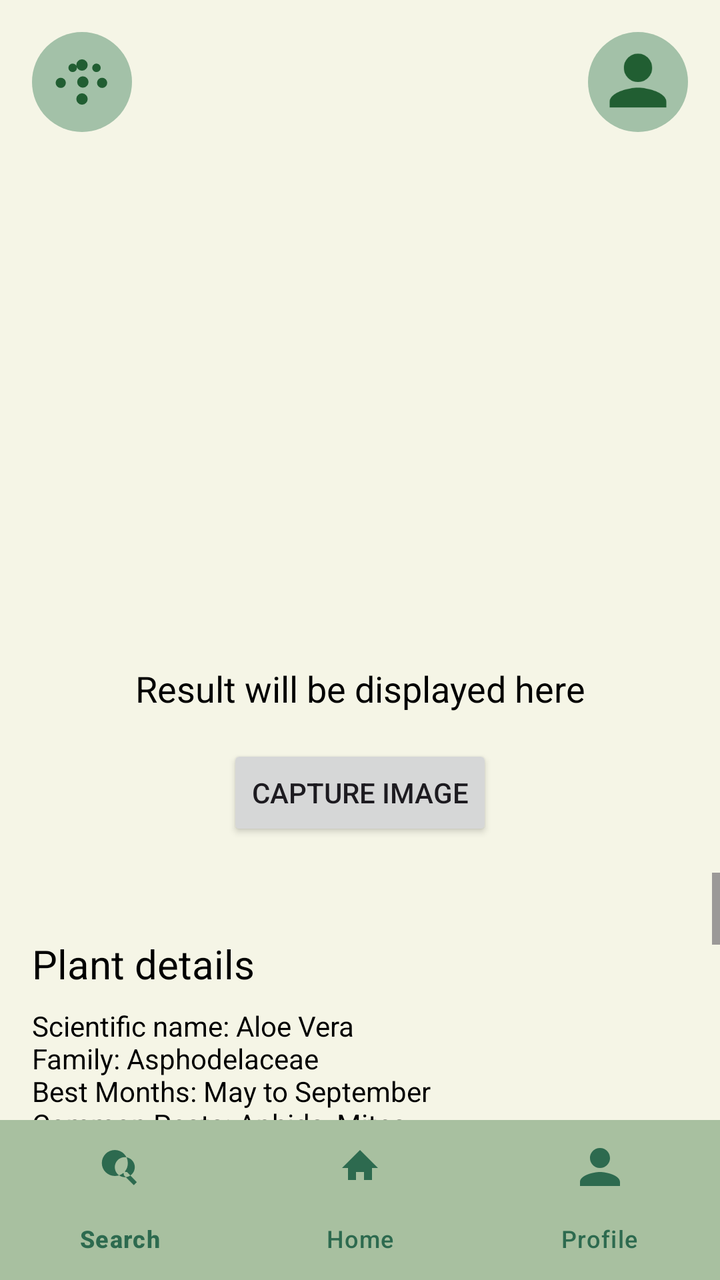
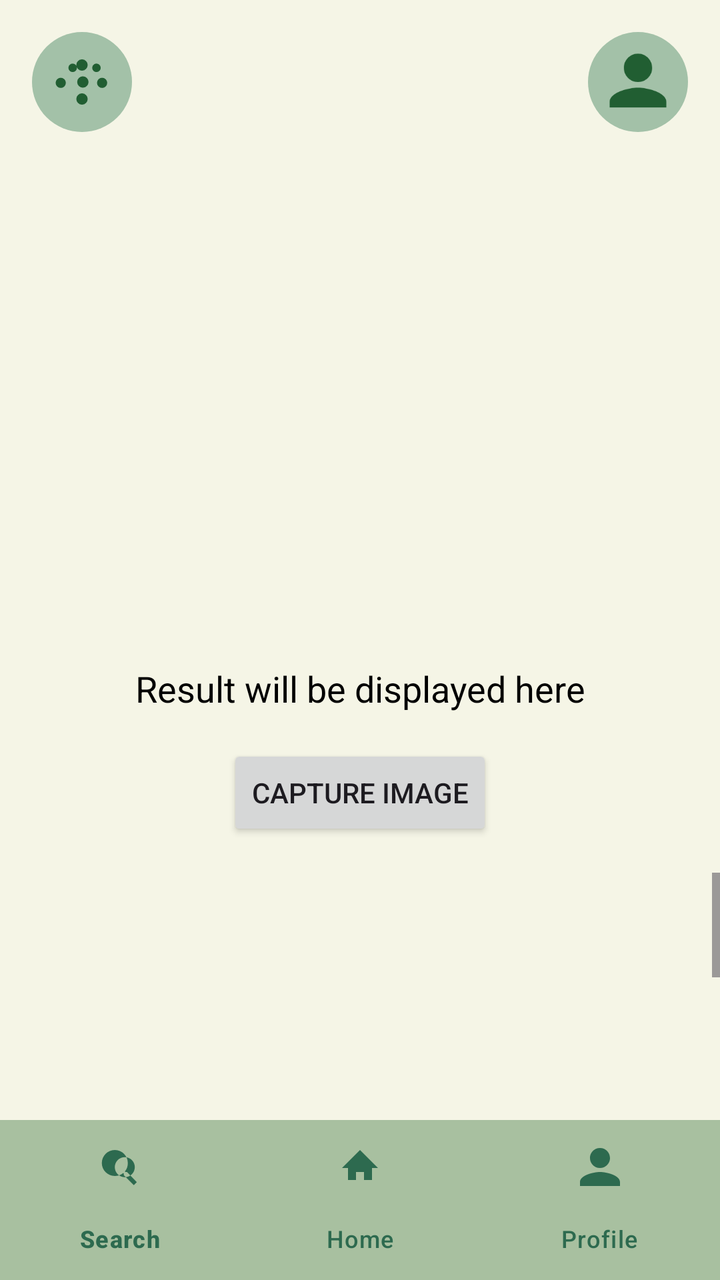

An Android layout rendered at two revisions. The XML below is the earlier revision; the diff shows what the commit changed to produce the second picture.
<!-- AndroidManifest.xml: application theme Theme.plantpal -->
<!-- res/layout/activity_main5.xml -->
<?xml version="1.0" encoding="utf-8"?>
<androidx.constraintlayout.widget.ConstraintLayout
    xmlns:android="http://schemas.android.com/apk/res/android"
    xmlns:app="http://schemas.android.com/apk/res-auto"
    xmlns:tools="http://schemas.android.com/tools"
    android:layout_width="match_parent"
    android:layout_height="match_parent"
    android:background="@color/cream"
    tools:context=".MainActivity">

    
    <ImageView
        android:id="@+id/topLeftIcon"
        android:layout_width="50dp"
        android:layout_height="50dp"
        android:background="@drawable/circle_background"
        android:padding="8dp"
        android:src="@drawable/ic_cluster"
        app:layout_constraintTop_toTopOf="parent"
        app:layout_constraintStart_toStartOf="parent"
        android:layout_margin="16dp"/>

    
    <ImageView
        android:id="@+id/topRightIcon"
        android:layout_width="50dp"
        android:layout_height="50dp"
        android:background="@drawable/circle_background"
        android:padding="8dp"
        android:src="@drawable/ic_profile"
        app:layout_constraintTop_toTopOf="parent"
        app:layout_constraintEnd_toEndOf="parent"
        android:layout_margin="16dp"/>

    
    <ImageView
        android:id="@+id/imageView"
        android:layout_width="200dp"
        android:layout_height="200dp"
        android:scaleType="centerCrop"
        app:layout_constraintTop_toBottomOf="@id/topLeftIcon"
        app:layout_constraintStart_toStartOf="parent"
        app:layout_constraintEnd_toEndOf="parent"
        android:layout_marginTop="50dp"/>

    
    <TextView
        android:id="@+id/resultTextView"
        android:layout_width="wrap_content"
        android:layout_height="wrap_content"
        android:text="Result will be displayed here"
        android:textSize="18sp"
        android:textColor="@android:color/black"
        android:gravity="center"
        app:layout_constraintTop_toBottomOf="@id/imageView"
        app:layout_constraintStart_toStartOf="parent"
        app:layout_constraintEnd_toEndOf="parent"
        android:layout_marginTop="16dp"/>

    
    <Button
        android:id="@+id/captureButton"
        android:layout_width="wrap_content"
        android:layout_height="wrap_content"
        android:text="Capture Image"
        app:layout_constraintTop_toBottomOf="@id/resultTextView"
        app:layout_constraintStart_toStartOf="parent"
        app:layout_constraintEnd_toEndOf="parent"
        android:layout_marginTop="16dp"/>

    
    <ScrollView
        android:id="@+id/scrollViewData"
        android:layout_width="0dp"
        android:layout_height="0dp"
        app:layout_constraintTop_toBottomOf="@id/captureButton"
        app:layout_constraintBottom_toTopOf="@id/bottomNav"
        app:layout_constraintStart_toStartOf="parent"
        app:layout_constraintEnd_toEndOf="parent"
        android:layout_marginTop="16dp">

        <LinearLayout
            android:layout_width="match_parent"
            android:layout_height="wrap_content"
            android:orientation="vertical"
            android:padding="16dp">

            
            <TextView
                android:id="@+id/plantDetails"
                android:layout_width="wrap_content"
                android:layout_height="wrap_content"
                android:text="Plant details"
                android:textSize="20sp"
                android:textColor="@android:color/black"
                android:layout_marginTop="16dp"/>

            <TextView
                android:layout_width="wrap_content"
                android:layout_height="wrap_content"
                android:text="Scientific name: Aloe Vera\nFamily: Asphodelaceae\nBest Months: May to September\nCommon Pests: Aphids, Mites\nGrowth height: 24 inches"
                android:textColor="@android:color/black"
                android:layout_marginTop="8dp"/>

            
            <TextView
                android:id="@+id/soilSection"
                android:layout_width="wrap_content"
                android:layout_height="wrap_content"
                android:text="Soil"
                android:textSize="20sp"
                android:textColor="@android:color/black"
                android:layout_marginTop="16dp"/>

            <TextView
                android:layout_width="wrap_content"
                android:layout_height="wrap_content"
                android:text="Soil Type: Sandy, well-draining\nMoisture: Dry"
                android:textColor="@android:color/black"
                android:layout_marginTop="8dp"/>

            
            <TextView
                android:id="@+id/environmentSection"
                android:layout_width="wrap_content"
                android:layout_height="wrap_content"
                android:text="Environment"
                android:textSize="20sp"
                android:textColor="@android:color/black"
                android:layout_marginTop="16dp"/>

            <TextView
                android:layout_width="wrap_content"
                android:layout_height="wrap_content"
                android:text="Temperature: 55-80°F (13-27°C)\nHumidity: Low"
                android:textColor="@android:color/black"
                android:layout_marginTop="8dp"/>

            
            <TextView
                android:id="@+id/healthIndicators"
                android:layout_width="wrap_content"
                android:layout_height="wrap_content"
                android:text="Good Health Indicators"
                android:textSize="20sp"
                android:textColor="@android:color/black"
                android:layout_marginTop="16dp"/>

            <TextView
                android:layout_width="wrap_content"
                android:layout_height="wrap_content"
                android:text="Glossy green leaves, strong stems, fragrant blooms, no black spots."
                android:textColor="@android:color/black"
                android:layout_marginTop="8dp"/>

        </LinearLayout>

    </ScrollView>

    
    <com.google.android.material.bottomnavigation.BottomNavigationView
        android:id="@+id/bottomNav"
        android:layout_width="match_parent"
        android:layout_height="wrap_content"
        android:background="@color/light_green"
        app:itemIconTint="@color/dark_green"
        app:itemTextColor="@color/dark_green"
        app:layout_constraintBottom_toBottomOf="parent"
        app:layout_constraintEnd_toEndOf="parent"
        app:layout_constraintStart_toStartOf="parent"
        app:menu="@menu/bottom_nav_menu" />

</androidx.constraintlayout.widget.ConstraintLayout>
<!-- resources referenced by this layout -->
<resources>
  <color name="cream">#F5F5E6</color>
  <color name="dark_green">#2D6A4F</color>
  <color name="light_green">#A8C0A0</color>
  <!-- drawable circle_background (drawable) -->
  <?xml version="1.0" encoding="utf-8"?>
  <shape xmlns:android="http://schemas.android.com/apk/res/android"
      android:shape="oval">
      <solid android:color="#A3C1A8" /> 
      <size android:width="50dp" android:height="50dp" />
  </shape>
  <!-- drawable ic_cluster (drawable) -->
  <?xml version="1.0" encoding="utf-8"?>
  <vector xmlns:android="http://schemas.android.com/apk/res/android"
      android:width="24dp"
      android:height="24dp"
      android:viewportWidth="24"
      android:viewportHeight="24">
      <path
          android:fillColor="#215E32"
          android:pathData="M12,4a2,2 0 1,0 0,4 2,2 0 0,0 0,-4zm4.2,1.8a1.5,1.5 0 1,0 2.1,2.1 1.5,1.5 0 0,0 -2.1,-2.1zm-8.4,0a1.5,1.5 0 1,0 2.1,2.1 1.5,1.5 0 0,0 -2.1,-2.1zm11.3,4.7a1.8,1.8 0 1,0 0,3.6 1.8,1.8 0 0,0 0,-3.6zm-14.6,0a1.8,1.8 0 1,0 0,3.6 1.8,1.8 0 0,0 0,-3.6zm5.8,1.5a2,2 0 1,0 4,0 2,2 0 0,0 -4,0zM12,16a2,2 0 1,0 0,4 2,2 0 0,0 0,-4z" />
  </vector>
  <!-- drawable ic_profile (drawable) -->
  <?xml version="1.0" encoding="utf-8"?>
  <vector xmlns:android="http://schemas.android.com/apk/res/android"
      android:width="24dp"
      android:height="24dp"
      android:viewportWidth="24"
      android:viewportHeight="24">
      <path
          android:fillColor="#215E32"
          android:pathData="M12,12c2.76,0 5,-2.24 5,-5S14.76,2 12,2 7,4.24 7,7s2.24,5 5,5zm0,2c-3.33,0 -10,1.67 -10,5v2h20v-2c0,-3.33 -6.67,-5 -10,-5z" />
  </vector>
  <style name="Theme.plantpal" parent="Base.Theme.plantpal" />
  <style name="Base.Theme.plantpal" parent="Theme.Material3.DayNight.NoActionBar">
          
          
      </style>
</resources>

<!-- the commit's change to res/layout/activity_main5.xml (unified diff, before → after) -->
@@ -6,9 +6,8 @@
     android:layout_width="match_parent"
     android:layout_height="match_parent"
     android:background="@color/cream"
-    tools:context=".MainActivity">
+    tools:context=".MainActivity5">
 
-    
     <ImageView
         android:id="@+id/topLeftIcon"
         android:layout_width="50dp"
@@ -18,9 +17,8 @@
         android:src="@drawable/ic_cluster"
         app:layout_constraintTop_toTopOf="parent"
         app:layout_constraintStart_toStartOf="parent"
-        android:layout_margin="16dp"/>
+        android:layout_margin="16dp" />
 
-    
     <ImageView
         android:id="@+id/topRightIcon"
         android:layout_width="50dp"
@@ -30,9 +28,8 @@
         android:src="@drawable/ic_profile"
         app:layout_constraintTop_toTopOf="parent"
         app:layout_constraintEnd_toEndOf="parent"
-        android:layout_margin="16dp"/>
+        android:layout_margin="16dp" />
 
-    
     <ImageView
         android:id="@+id/imageView"
         android:layout_width="200dp"
@@ -41,9 +38,8 @@
         app:layout_constraintTop_toBottomOf="@id/topLeftIcon"
         app:layout_constraintStart_toStartOf="parent"
         app:layout_constraintEnd_toEndOf="parent"
-        android:layout_marginTop="50dp"/>
+        android:layout_marginTop="50dp" />
 
-    
     <TextView
         android:id="@+id/resultTextView"
         android:layout_width="wrap_content"
@@ -55,9 +51,8 @@
         app:layout_constraintTop_toBottomOf="@id/imageView"
         app:layout_constraintStart_toStartOf="parent"
         app:layout_constraintEnd_toEndOf="parent"
-        android:layout_marginTop="16dp"/>
+        android:layout_marginTop="16dp" />
 
-    
     <Button
         android:id="@+id/captureButton"
         android:layout_width="wrap_content"
@@ -66,9 +61,8 @@
         app:layout_constraintTop_toBottomOf="@id/resultTextView"
         app:layout_constraintStart_toStartOf="parent"
         app:layout_constraintEnd_toEndOf="parent"
-        android:layout_marginTop="16dp"/>
+        android:layout_marginTop="16dp" />
 
-    
     <ScrollView
         android:id="@+id/scrollViewData"
         android:layout_width="0dp"
@@ -85,79 +79,97 @@
             android:orientation="vertical"
             android:padding="16dp">
 
-            
             <TextView
                 android:id="@+id/plantDetails"
-                android:layout_width="wrap_content"
+                android:layout_width="match_parent"
                 android:layout_height="wrap_content"
-                android:text="Plant details"
-                android:textSize="20sp"
+                android:textSize="16sp"
                 android:textColor="@android:color/black"
-                android:layout_marginTop="16dp"/>
+                android:layout_marginTop="8dp"
+                android:lineSpacingExtra="4dp" />
 
             <TextView
-                android:layout_width="wrap_content"
+                android:id="@+id/scientificName"
+                android:layout_width="match_parent"
                 android:layout_height="wrap_content"
-                android:text="Scientific name: Aloe Vera\nFamily: Asphodelaceae\nBest Months: May to September\nCommon Pests: Aphids, Mites\nGrowth height: 24 inches"
+                android:textSize="14sp"
                 android:textColor="@android:color/black"
-                android:layout_marginTop="8dp"/>
-
-            
-            <TextView
-                android:id="@+id/soilSection"
-                android:layout_width="wrap_content"
-                android:layout_height="wrap_content"
-                android:text="Soil"
-                android:textSize="20sp"
-                android:textColor="@android:color/black"
-                android:layout_marginTop="16dp"/>
+                android:layout_marginTop="4dp" />
 
             <TextView
-                android:layout_width="wrap_content"
+                android:id="@+id/family"
+                android:layout_width="match_parent"
                 android:layout_height="wrap_content"
-                android:text="Soil Type: Sandy, well-draining\nMoisture: Dry"
+                android:textSize="14sp"
                 android:textColor="@android:color/black"
-                android:layout_marginTop="8dp"/>
-
-            
-            <TextView
-                android:id="@+id/environmentSection"
-                android:layout_width="wrap_content"
-                android:layout_height="wrap_content"
-                android:text="Environment"
-                android:textSize="20sp"
-                android:textColor="@android:color/black"
-                android:layout_marginTop="16dp"/>
+                android:layout_marginTop="4dp" />
 
             <TextView
-                android:layout_width="wrap_content"
+                android:id="@+id/bestMonths"
+                android:layout_width="match_parent"
                 android:layout_height="wrap_content"
-                android:text="Temperature: 55-80°F (13-27°C)\nHumidity: Low"
+                android:textSize="14sp"
                 android:textColor="@android:color/black"
-                android:layout_marginTop="8dp"/>
+                android:layout_marginTop="4dp" />
 
-            
+            <TextView
+                android:id="@+id/commonPests"
+                android:layout_width="match_parent"
+                android:layout_height="wrap_content"
+                android:textSize="14sp"
+                android:textColor="@android:color/black"
+                android:layout_marginTop="4dp" />
+
+            <TextView
+                android:id="@+id/growthHeight"
+                android:layout_width="match_parent"
+                android:layout_height="wrap_content"
+                android:textSize="14sp"
+                android:textColor="@android:color/black"
+                android:layout_marginTop="4dp" />
+
+            <TextView
+                android:id="@+id/soilType"
+                android:layout_width="match_parent"
+                android:layout_height="wrap_content"
+                android:textSize="14sp"
+                android:textColor="@android:color/black"
+                android:layout_marginTop="4dp" />
+
+            <TextView
+                android:id="@+id/moisture"
+                android:layout_width="match_parent"
+                android:layout_height="wrap_content"
+                android:textSize="14sp"
+                android:textColor="@android:color/black"
+                android:layout_marginTop="4dp" />
+
+            <TextView
+                android:id="@+id/temperature"
+                android:layout_width="match_parent"
+                android:layout_height="wrap_content"
+                android:textSize="14sp"
+                android:textColor="@android:color/black"
+                android:layout_marginTop="4dp" />
+
+            <TextView
+                android:id="@+id/humidity"
+                android:layout_width="match_parent"
+                android:layout_height="wrap_content"
+                android:textSize="14sp"
+                android:textColor="@android:color/black"
+                android:layout_marginTop="4dp" />
+
             <TextView
                 android:id="@+id/healthIndicators"
-                android:layout_width="wrap_content"
+                android:layout_width="match_parent"
                 android:layout_height="wrap_content"
-                android:text="Good Health Indicators"
-                android:textSize="20sp"
+                android:textSize="14sp"
                 android:textColor="@android:color/black"
-                android:layout_marginTop="16dp"/>
-
-            <TextView
-                android:layout_width="wrap_content"
-                android:layout_height="wrap_content"
-                android:text="Glossy green leaves, strong stems, fragrant blooms, no black spots."
-                android:textColor="@android:color/black"
-                android:layout_marginTop="8dp"/>
-
+                android:layout_marginTop="4dp" />
         </LinearLayout>
-
     </ScrollView>
 
-    
     <com.google.android.material.bottomnavigation.BottomNavigationView
         android:id="@+id/bottomNav"
         android:layout_width="match_parent"
